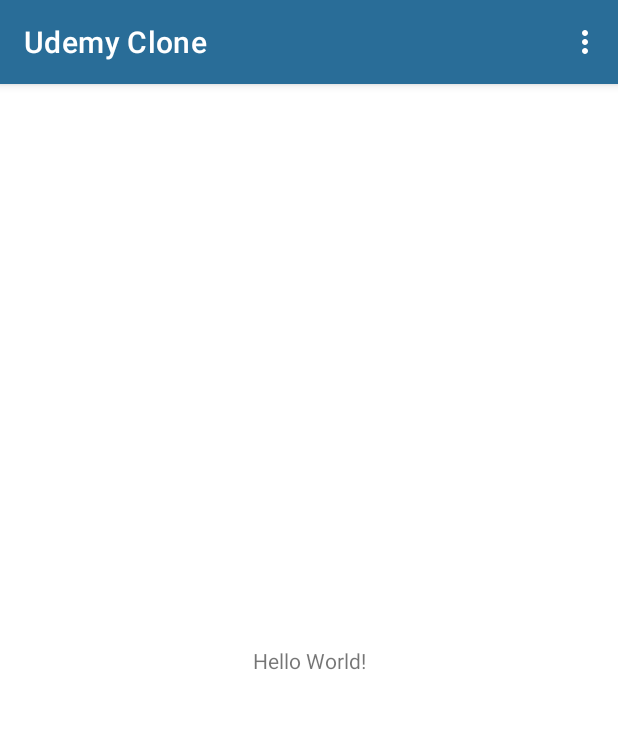
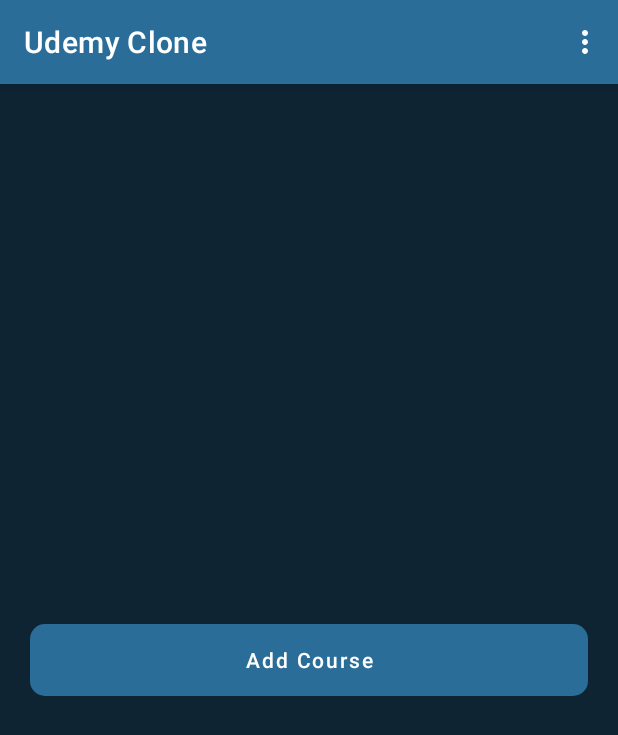
Before and after one commit to shahrazeahmad07/udemy-clone, an Android app: the screen it shows after launch once a user with an empty profile is signed in (MainActivity), on a phone screen of 412 x 824 dp. Shown: the top 735 px of the screen. Run offline under Robolectric (Android 15) with nearby library versions, the phone set to English and light mode, and no system bars; our stand-ins replace Firebase (no records; nobody signed in at launch, a user with empty details on screens opened directly).

Commit message:
Add course Activity UI completed

```diff
--- a/app/src/main/java/com/example/udemyclone/AddCourseActivity.kt
+++ b/app/src/main/java/com/example/udemyclone/AddCourseActivity.kt
@@ -2,10 +2,17 @@ package com.example.udemyclone
 
 import androidx.appcompat.app.AppCompatActivity
 import android.os.Bundle
+import com.example.udemyclone.databinding.ActivityAddCourseBinding
 
 class AddCourseActivity : AppCompatActivity() {
+    private lateinit var binding: ActivityAddCourseBinding
+
     override fun onCreate(savedInstanceState: Bundle?) {
         super.onCreate(savedInstanceState)
         setContentView(R.layout.activity_add_course)
+        binding = ActivityAddCourseBinding.inflate(layoutInflater)
+        setContentView(binding.root)
+
+        supportActionBar?.title = "Add Course"
     }
 }
--- a/app/src/main/java/com/example/udemyclone/LoginActivity.kt
+++ b/app/src/main/java/com/example/udemyclone/LoginActivity.kt
@@ -18,6 +18,8 @@ class LoginActivity : AppCompatActivity() {
 
         binding = ActivityLoginBinding.inflate(layoutInflater)
         setContentView(binding.root)
+
+        supportActionBar?.title = "Login"
 
         mAuth = FirebaseAuth.getInstance()
 
@@ -55,6 +57,7 @@ class LoginActivity : AppCompatActivity() {
         val user = mAuth.currentUser
         if (user != null) {
             startActivity(Intent(this,MainActivity::class.java))
+            //startActivity(Intent(this,AddCourseActivity::class.java))
             finish()
         }
     }
--- a/app/src/main/java/com/example/udemyclone/MainActivity.kt
+++ b/app/src/main/java/com/example/udemyclone/MainActivity.kt
@@ -21,6 +21,12 @@ class MainActivity : AppCompatActivity() {
         setContentView(binding.root)
         //! Firebase Auth
         mAuth = FirebaseAuth.getInstance()
+
+
+        //! Add Course Button
+        binding.btnAddCourse.setOnClickListener {
+            startActivity(Intent(this, AddCourseActivity::class.java))
+        }
     }
 
     //! Menu creation
--- a/app/src/main/java/com/example/udemyclone/RegistrationActivity.kt
+++ b/app/src/main/java/com/example/udemyclone/RegistrationActivity.kt
@@ -16,6 +16,8 @@ class RegistrationActivity : AppCompatActivity() {
         setContentView(R.layout.activity_registration)
         binding = ActivityRegistrationBinding.inflate(layoutInflater)
         setContentView(binding.root)
+
+        supportActionBar?.title = "Register"
 
         //! Already a user Functionality
         binding.tvLoginHere.setOnClickListener {
--- a/app/src/main/res/layout/activity_main.xml
+++ b/app/src/main/res/layout/activity_main.xml
@@ -1,18 +1,20 @@
 <?xml version="1.0" encoding="utf-8"?>
-<androidx.constraintlayout.widget.ConstraintLayout xmlns:android="http://schemas.android.com/apk/res/android"
-    xmlns:app="http://schemas.android.com/apk/res-auto"
+<LinearLayout xmlns:android="http://schemas.android.com/apk/res/android"
     xmlns:tools="http://schemas.android.com/tools"
     android:layout_width="match_parent"
     android:layout_height="match_parent"
-    tools:context=".MainActivity">
+    tools:context=".MainActivity"
+    android:background="@color/blueShade1"
+    android:padding="20dp"
+    android:gravity="center">
 
-    <TextView
-        android:layout_width="wrap_content"
+    <Button
+        android:id="@+id/btnAddCourse"
+        android:layout_width="match_parent"
         android:layout_height="wrap_content"
-        android:text="Hello World!"
-        app:layout_constraintBottom_toBottomOf="parent"
-        app:layout_constraintEnd_toEndOf="parent"
-        app:layout_constraintStart_toStartOf="parent"
-        app:layout_constraintTop_toTopOf="parent" />
+        android:text="Add Course"
+        android:textAllCaps="false"
+        android:background="@drawable/custom_button_background"/>
 
-</androidx.constraintlayout.widget.ConstraintLayout>
+
+</LinearLayout>
```
